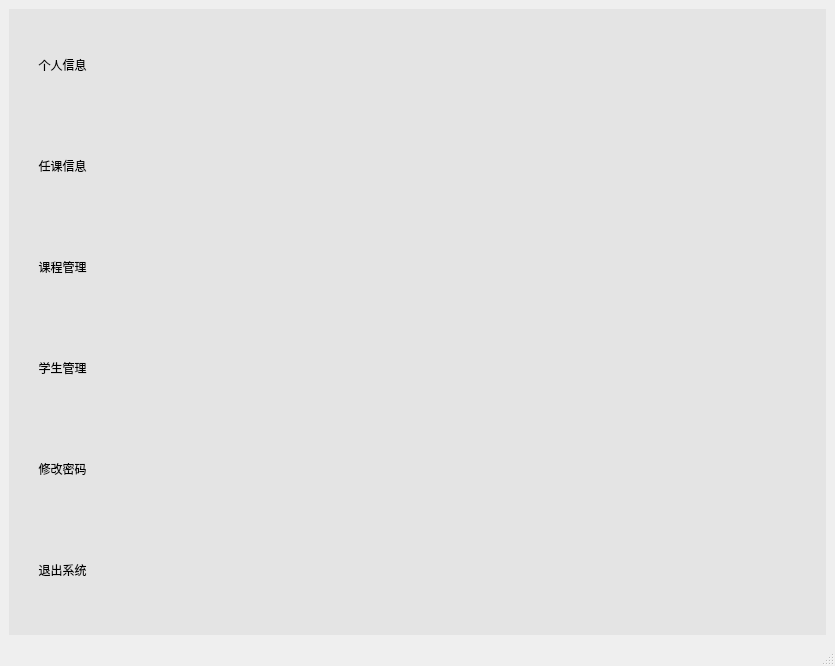
Qt form t_mainwindow.ui (breadog/Course_selection_system) before a commit.
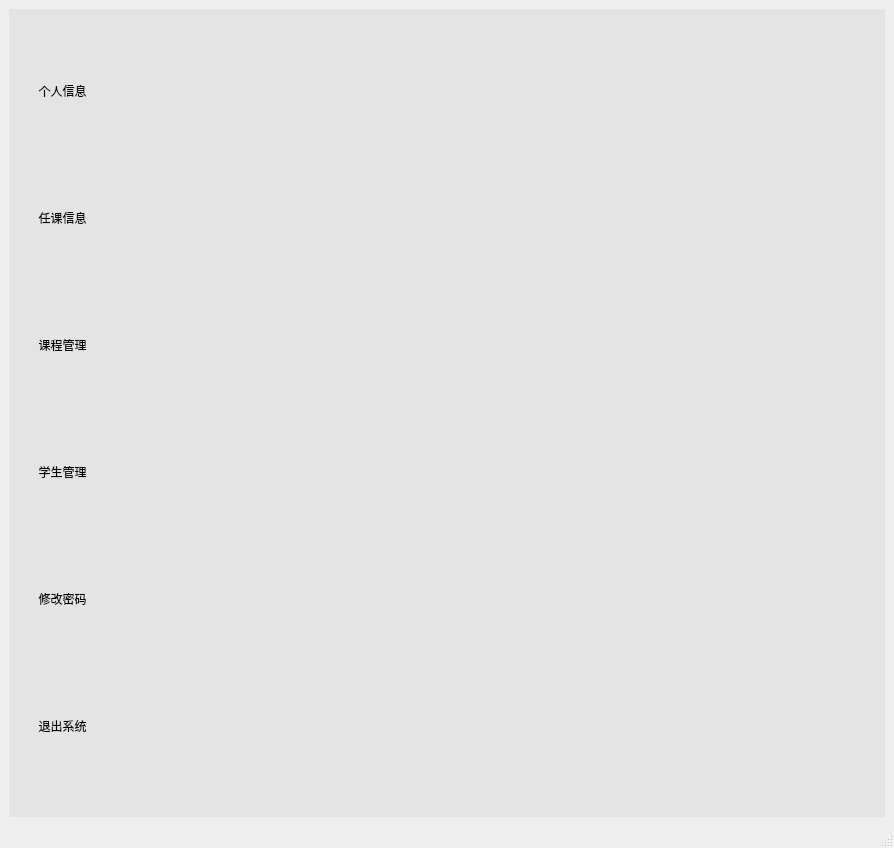
The same form after that commit. Icons and pictures are not drawn.

Diff of the .ui file:
```diff
--- a/t_mainwindow.ui
+++ b/t_mainwindow.ui
@@ -6,8 +6,8 @@
    <rect>
     <x>0</x>
     <y>0</y>
-    <width>835</width>
-    <height>666</height>
+    <width>894</width>
+    <height>848</height>
    </rect>
   </property>
   <property name="windowTitle">
@@ -23,123 +23,7 @@
 }</string>
       </property>
       <layout class="QGridLayout" name="gridLayout">
-       <item row="5" column="0">
-        <widget class="QToolButton" name="toolButton_6">
-         <property name="styleSheet">
-          <string notr="true">/* 默认 */
-QToolButton{   
-	border-top: 3px outset transparent;           /* 上边框宽度3像素、突出显示、颜色为透明 */
-	border-bottom: 7px outset transparent;
-	border-right: 3px outset transparent;
-	border-left: 3px outset transparent;
-    min-width: 80px;                            /* 控件最小宽度 */
-    min-height: 80px;
-	background-color: rgb(228, 228, 228);
-}
-
-/* 鼠标悬停 */
-QToolButton:hover{
-	background-color: rgb(205, 205, 205);
-}
-
-/* 点击和按下 */
-QToolButton:pressed,QToolButton:checked{
-	border-left: 3px outset rgb(93, 95, 97);  /* 左边框宽度3像素、突出显示、颜色为深深灰 */
-	background-color: rgb(246, 246, 246);	
-}
-
-QPushButton:default {
-    border-color: navy; /* make the default button prominent */
-}
-
-
-QWidget{
-	background-color: rgb(228, 228, 228);  /* 设置背景色为灰色 */
-}</string>
-         </property>
-         <property name="text">
-          <string>退出系统</string>
-         </property>
-         <property name="icon">
-          <iconset>
-           <normaloff>:/res/share-circle-line.png</normaloff>:/res/share-circle-line.png</iconset>
-         </property>
-         <property name="iconSize">
-          <size>
-           <width>48</width>
-           <height>48</height>
-          </size>
-         </property>
-         <property name="checkable">
-          <bool>true</bool>
-         </property>
-         <property name="autoExclusive">
-          <bool>true</bool>
-         </property>
-         <property name="toolButtonStyle">
-          <enum>Qt::ToolButtonTextUnderIcon</enum>
-         </property>
-        </widget>
-       </item>
-       <item row="0" column="0" colspan="2">
-        <widget class="QToolButton" name="toolButton">
-         <property name="styleSheet">
-          <string notr="true">/* 默认 */
-QToolButton{   
-	border-top: 3px outset transparent;           /* 上边框宽度3像素、突出显示、颜色为透明 */
-	border-bottom: 7px outset transparent;
-	border-right: 3px outset transparent;
-	border-left: 3px outset transparent;
-    min-width: 80px;                            /* 控件最小宽度 */
-    min-height: 80px;
-	background-color: rgb(228, 228, 228);
-}
-
-/* 鼠标悬停 */
-QToolButton:hover{
-	background-color: rgb(205, 205, 205);
-}
-
-/* 点击和按下 */
-QToolButton:pressed,QToolButton:checked{
-	border-left: 3px outset rgb(93, 95, 97);  /* 左边框宽度3像素、突出显示、颜色为深深灰 */
-	background-color: rgb(246, 246, 246);	
-}
-
-QPushButton:default {
-    border-color: navy; /* make the default button prominent */
-}
-
-
-QWidget{
-	background-color: rgb(228, 228, 228);  /* 设置背景色为灰色 */
-}</string>
-         </property>
-         <property name="text">
-          <string>个人信息</string>
-         </property>
-         <property name="icon">
-          <iconset>
-           <normaloff>:/res/account-circle-line.png</normaloff>:/res/account-circle-line.png</iconset>
-         </property>
-         <property name="iconSize">
-          <size>
-           <width>48</width>
-           <height>48</height>
-          </size>
-         </property>
-         <property name="checkable">
-          <bool>true</bool>
-         </property>
-         <property name="autoExclusive">
-          <bool>true</bool>
-         </property>
-         <property name="toolButtonStyle">
-          <enum>Qt::ToolButtonTextUnderIcon</enum>
-         </property>
-        </widget>
-       </item>
-       <item row="1" column="0" colspan="2">
+       <item row="1" column="0">
         <widget class="QToolButton" name="toolButton_2">
          <property name="styleSheet">
           <string notr="true">/* 默认 */
@@ -167,11 +51,7 @@
 QPushButton:default {
     border-color: navy; /* make the default button prominent */
 }
-
-
-QWidget{
-	background-color: rgb(228, 228, 228);  /* 设置背景色为灰色 */
-}</string>
+</string>
          </property>
          <property name="text">
           <string>任课信息</string>
@@ -180,6 +60,50 @@
           <iconset>
            <normaloff>:/res/5.png</normaloff>:/res/5.png</iconset>
          </property>
+         <property name="checkable">
+          <bool>true</bool>
+         </property>
+         <property name="autoExclusive">
+          <bool>true</bool>
+         </property>
+         <property name="toolButtonStyle">
+          <enum>Qt::ToolButtonTextUnderIcon</enum>
+         </property>
+        </widget>
+       </item>
+       <item row="3" column="0">
+        <widget class="QToolButton" name="toolButton_4">
+         <property name="styleSheet">
+          <string notr="true">/* 默认 */
+QToolButton{   
+	border-top: 3px outset transparent;           /* 上边框宽度3像素、突出显示、颜色为透明 */
+	border-bottom: 7px outset transparent;
+	border-right: 3px outset transparent;
+	border-left: 3px outset transparent;
+    min-width: 80px;                            /* 控件最小宽度 */
+    min-height: 80px;
+	background-color: rgb(228, 228, 228);
+}
+
+/* 鼠标悬停 */
+QToolButton:hover{
+	background-color: rgb(205, 205, 205);
+}
+
+/* 点击和按下 */
+QToolButton:pressed,QToolButton:checked{
+	border-left: 3px outset rgb(93, 95, 97);  /* 左边框宽度3像素、突出显示、颜色为深深灰 */
+	background-color: rgb(246, 246, 246);	
+}
+
+QPushButton:default {
+    border-color: navy; /* make the default button prominent */
+}
+</string>
+         </property>
+         <property name="text">
+          <string>学生管理</string>
+         </property>
          <property name="iconSize">
           <size>
            <width>48</width>
@@ -197,7 +121,7 @@
          </property>
         </widget>
        </item>
-       <item row="4" column="0" colspan="2">
+       <item row="4" column="0">
         <widget class="QToolButton" name="toolButton_5">
          <property name="styleSheet">
           <string notr="true">/* 默认 */
@@ -225,18 +149,110 @@
 QPushButton:default {
     border-color: navy; /* make the default button prominent */
 }
-
-
-QWidget{
-	background-color: rgb(228, 228, 228);  /* 设置背景色为灰色 */
-}</string>
+</string>
          </property>
          <property name="text">
           <string>修改密码</string>
          </property>
-         <property name="icon">
-          <iconset>
-           <normaloff>:/res/lock.png</normaloff>:/res/lock.png</iconset>
+         <property name="iconSize">
+          <size>
+           <width>48</width>
+           <height>48</height>
+          </size>
+         </property>
+         <property name="checkable">
+          <bool>true</bool>
+         </property>
+         <property name="autoExclusive">
+          <bool>true</bool>
+         </property>
+         <property name="toolButtonStyle">
+          <enum>Qt::ToolButtonTextUnderIcon</enum>
+         </property>
+        </widget>
+       </item>
+       <item row="0" column="0">
+        <widget class="QToolButton" name="toolButton">
+         <property name="styleSheet">
+          <string notr="true">/* 默认 */
+QToolButton{   
+	border-top: 3px outset transparent;           /* 上边框宽度3像素、突出显示、颜色为透明 */
+	border-bottom: 7px outset transparent;
+	border-right: 3px outset transparent;
+	border-left: 3px outset transparent;
+    min-width: 80px;                            /* 控件最小宽度 */
+    min-height: 80px;
+	background-color: rgb(228, 228, 228);
+}
+
+/* 鼠标悬停 */
+QToolButton:hover{
+	background-color: rgb(205, 205, 205);
+}
+
+/* 点击和按下 */
+QToolButton:pressed,QToolButton:checked{
+	border-left: 3px outset rgb(93, 95, 97);  /* 左边框宽度3像素、突出显示、颜色为深深灰 */
+	background-color: rgb(246, 246, 246);	
+}
+
+QPushButton:default {
+    border-color: navy; /* make the default button prominent */
+}
+</string>
+         </property>
+         <property name="text">
+          <string>个人信息</string>
+         </property>
+         <property name="iconSize">
+          <size>
+           <width>48</width>
+           <height>48</height>
+          </size>
+         </property>
+         <property name="checkable">
+          <bool>true</bool>
+         </property>
+         <property name="autoExclusive">
+          <bool>true</bool>
+         </property>
+         <property name="toolButtonStyle">
+          <enum>Qt::ToolButtonTextUnderIcon</enum>
+         </property>
+        </widget>
+       </item>
+       <item row="5" column="0">
+        <widget class="QToolButton" name="toolButton_6">
+         <property name="styleSheet">
+          <string notr="true">/* 默认 */
+QToolButton{   
+	border-top: 3px outset transparent;           /* 上边框宽度3像素、突出显示、颜色为透明 */
+	border-bottom: 7px outset transparent;
+	border-right: 3px outset transparent;
+	border-left: 3px outset transparent;
+    min-width: 80px;                            /* 控件最小宽度 */
+    min-height: 80px;
+	background-color: rgb(228, 228, 228);
+}
+
+/* 鼠标悬停 */
+QToolButton:hover{
+	background-color: rgb(205, 205, 205);
+}
+
+/* 点击和按下 */
+QToolButton:pressed,QToolButton:checked{
+	border-left: 3px outset rgb(93, 95, 97);  /* 左边框宽度3像素、突出显示、颜色为深深灰 */
+	background-color: rgb(246, 246, 246);	
+}
+
+QPushButton:default {
+    border-color: navy; /* make the default button prominent */
+}
+</string>
+         </property>
+         <property name="text">
+          <string>退出系统</string>
          </property>
          <property name="iconSize">
           <size>
@@ -283,11 +299,7 @@
 QPushButton:default {
     border-color: navy; /* make the default button prominent */
 }
-
-
-QWidget{
-	background-color: rgb(228, 228, 228);  /* 设置背景色为灰色 */
-}</string>
+</string>
          </property>
          <property name="text">
           <string>课程管理</string>
@@ -313,65 +325,7 @@
          </property>
         </widget>
        </item>
-       <item row="3" column="0">
-        <widget class="QToolButton" name="toolButton_4">
-         <property name="styleSheet">
-          <string notr="true">/* 默认 */
-QToolButton{   
-	border-top: 3px outset transparent;           /* 上边框宽度3像素、突出显示、颜色为透明 */
-	border-bottom: 7px outset transparent;
-	border-right: 3px outset transparent;
-	border-left: 3px outset transparent;
-    min-width: 80px;                            /* 控件最小宽度 */
-    min-height: 80px;
-	background-color: rgb(228, 228, 228);
-}
-
-/* 鼠标悬停 */
-QToolButton:hover{
-	background-color: rgb(205, 205, 205);
-}
-
-/* 点击和按下 */
-QToolButton:pressed,QToolButton:checked{
-	border-left: 3px outset rgb(93, 95, 97);  /* 左边框宽度3像素、突出显示、颜色为深深灰 */
-	background-color: rgb(246, 246, 246);	
-}
-
-QPushButton:default {
-    border-color: navy; /* make the default button prominent */
-}
-
-
-QWidget{
-	background-color: rgb(228, 228, 228);  /* 设置背景色为灰色 */
-}</string>
-         </property>
-         <property name="text">
-          <string>学生管理</string>
-         </property>
-         <property name="icon">
-          <iconset>
-           <normaloff>:/res/2.png</normaloff>:/res/2.png</iconset>
-         </property>
-         <property name="iconSize">
-          <size>
-           <width>48</width>
-           <height>48</height>
-          </size>
-         </property>
-         <property name="checkable">
-          <bool>true</bool>
-         </property>
-         <property name="autoExclusive">
-          <bool>true</bool>
-         </property>
-         <property name="toolButtonStyle">
-          <enum>Qt::ToolButtonTextUnderIcon</enum>
-         </property>
-        </widget>
-       </item>
-       <item row="0" column="2" rowspan="6">
+       <item row="0" column="1" rowspan="6">
         <widget class="QStackedWidget" name="stackedWidget"/>
        </item>
       </layout>
```
Left out of the diff: 16 changed lines with no effect on the pictures.
